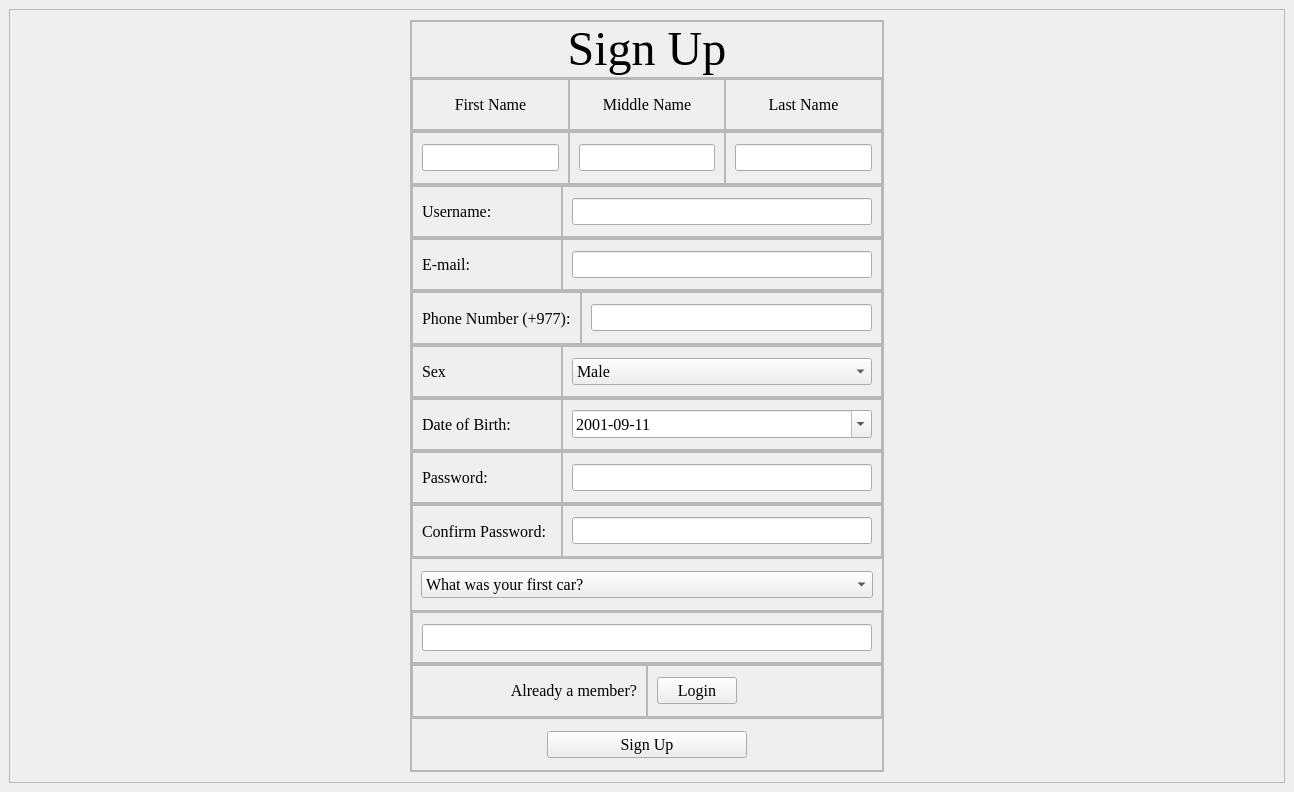
Qt form signup.ui (aavashlamichhane/LibMan) before a commit.
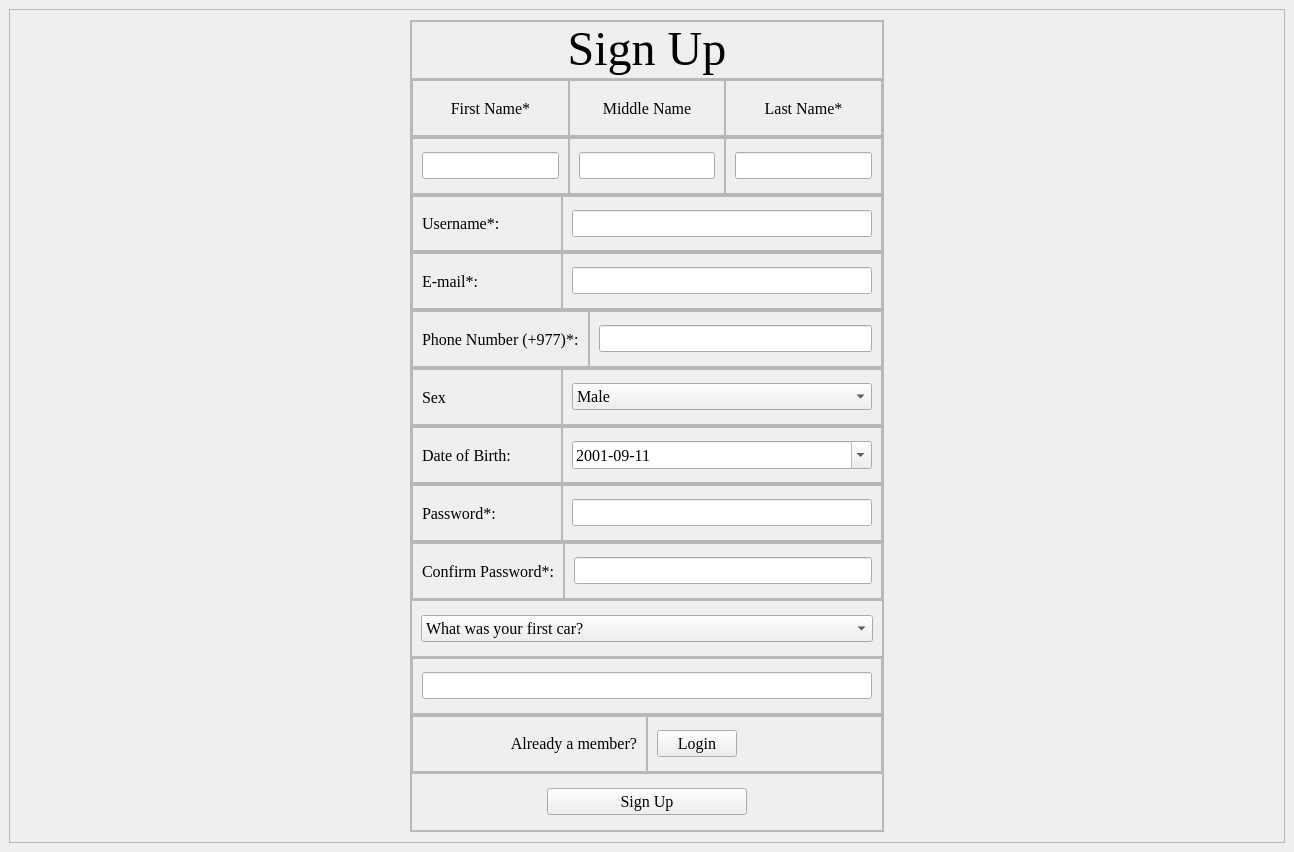
The same form after that commit.

```diff
--- a/signup.ui
+++ b/signup.ui
@@ -7,7 +7,7 @@
     <x>0</x>
     <y>0</y>
     <width>1294</width>
-    <height>792</height>
+    <height>852</height>
    </rect>
   </property>
   <property name="windowTitle">
@@ -175,7 +175,7 @@
                    </font>
                   </property>
                   <property name="text">
-                   <string>First Name</string>
+                   <string>First Name*</string>
                   </property>
                   <property name="textFormat">
                    <enum>Qt::AutoText</enum>
@@ -234,7 +234,7 @@
                    </font>
                   </property>
                   <property name="text">
-                   <string>Last Name</string>
+                   <string>Last Name*</string>
                   </property>
                   <property name="alignment">
                    <set>Qt::AlignCenter</set>
@@ -388,7 +388,7 @@
                    </font>
                   </property>
                   <property name="text">
-                   <string>Username:</string>
+                   <string>Username*:</string>
                   </property>
                  </widget>
                 </item>
@@ -477,7 +477,7 @@
                    </font>
                   </property>
                   <property name="text">
-                   <string>E-mail:</string>
+                   <string>E-mail*:</string>
                   </property>
                  </widget>
                 </item>
@@ -557,7 +557,7 @@
                    </font>
                   </property>
                   <property name="text">
-                   <string>Phone Number (+977):</string>
+                   <string>Phone Number (+977)*:</string>
                   </property>
                  </widget>
                 </item>
@@ -849,7 +849,7 @@
                    </font>
                   </property>
                   <property name="text">
-                   <string>Password:</string>
+                   <string>Password*:</string>
                   </property>
                  </widget>
                 </item>
@@ -932,7 +932,7 @@
                    </font>
                   </property>
                   <property name="text">
-                   <string>Confirm Password:</string>
+                   <string>Confirm Password*:</string>
                   </property>
                  </widget>
                 </item>
```
